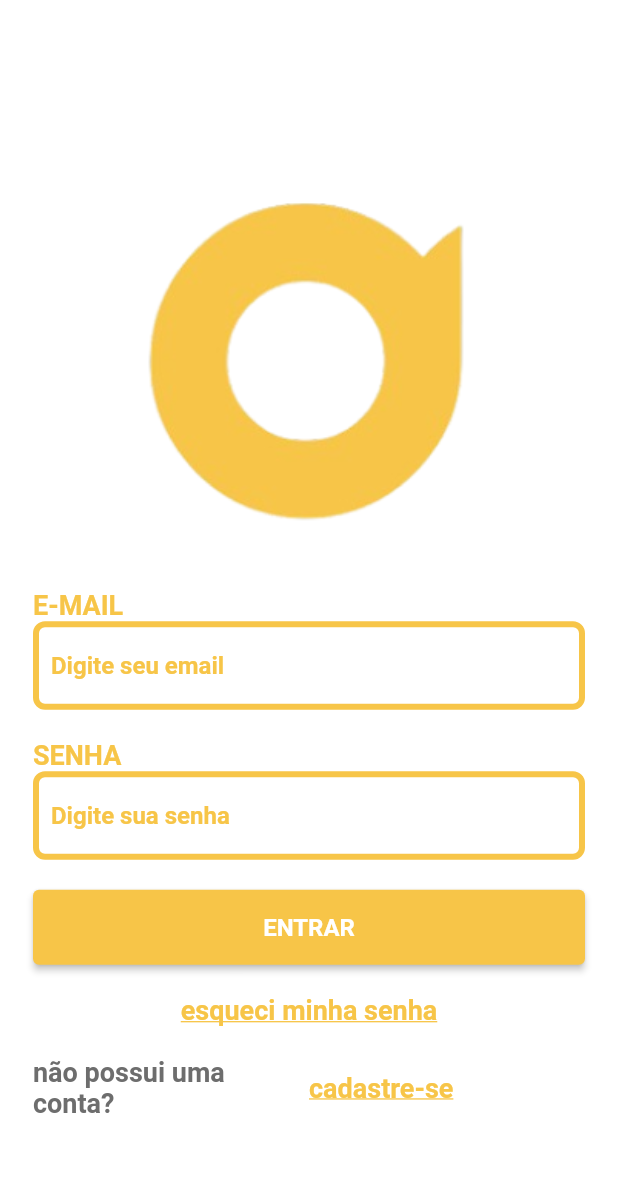
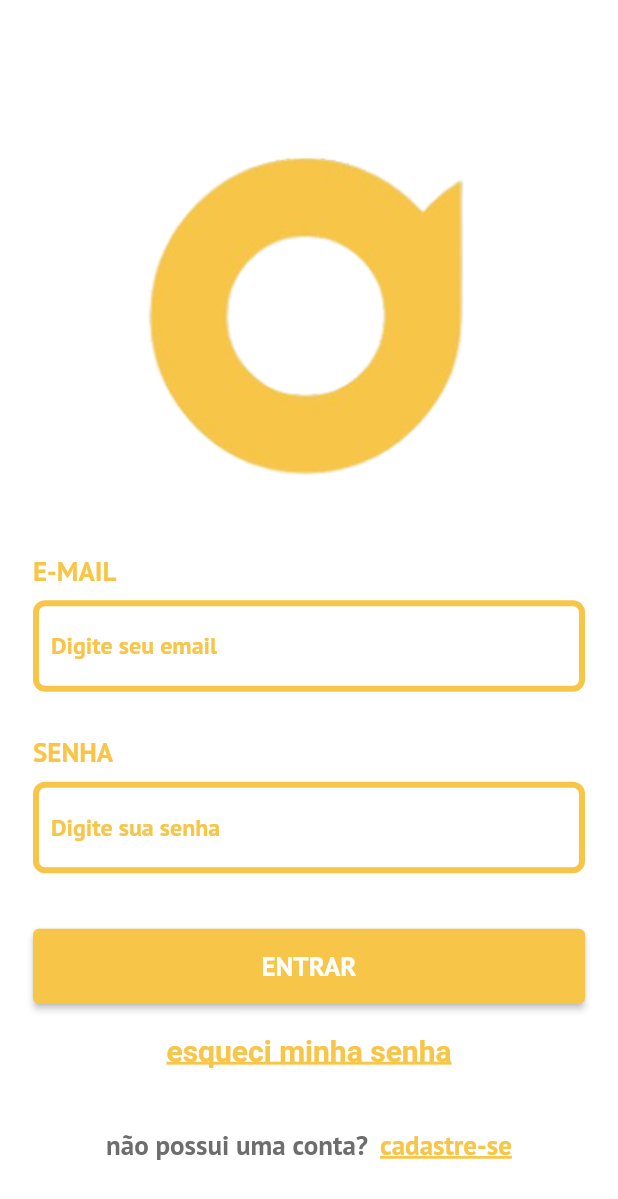
Before and after one commit to felipepoletti/de-role-projeto-final, a Flutter app: the screen it shows after launch, on a phone screen of 412 x 824 dp. Shown: the top 1199 px of the screen. Run offline on Flutter 3.47's test engine with Material 2 defaults, Android fonts, the phone set to English and light mode, and no system bars; our stand-ins replace google_fonts.

Commit message:
Tela de login do aplicativo- front end

```diff
--- a/frontend/lib/main.dart
+++ b/frontend/lib/main.dart
@@ -1,7 +1,7 @@
 import 'package:flutter/material.dart';
-
 import 'consts/global_colors.dart';
 import 'screens/home_screen.dart';
+import 'package:google_fonts/google_fonts.dart';
 
 void main() {
   runApp(const MyApp());
@@ -41,12 +41,10 @@ class MyApp extends StatelessWidget {
 
           // selectionHandleColor: Colors.blue,
         ),
+        primarySwatch: Colors.blue,
 
-        // textTheme: TextTheme()
-        // textTheme: Theme.of(context).textTheme.apply(
-        //       bodyColor: Colors.black,
-        //       displayColor: Colors.black,
-        //     ),
+        textTheme: GoogleFonts.ptSansTextTheme(),
+
         cardColor: lightCardColor,
         brightness: Brightness.light,
         colorScheme: ThemeData().colorScheme.copyWith(
--- a/frontend/lib/screens/home_screen.dart
+++ b/frontend/lib/screens/home_screen.dart
@@ -35,7 +35,7 @@ class _HomeScreenState extends State<HomeScreen> {
               padding: const EdgeInsets.all(22.0),
               child:Column(children: [
                 const SizedBox(
-                  height: 90,
+                  height: 60,
                 ),
                 Flexible(
                   child: Container(
@@ -47,7 +47,7 @@ class _HomeScreenState extends State<HomeScreen> {
                   ),
                 ),
                 const SizedBox(
-                  height: 34,
+                  height: 40,
                 ),
                 Container(
                   width: double.infinity,
@@ -61,7 +61,12 @@ class _HomeScreenState extends State<HomeScreen> {
                     textAlign: TextAlign.left,
                   ),
                 ),
-                TextField(
+                const SizedBox(
+                  height: 8,
+                ),
+                SizedBox(
+                  height: 80,
+                  child: TextField(
                       keyboardType: TextInputType.text,
                       decoration: InputDecoration(
                         enabledBorder: OutlineInputBorder(
@@ -76,12 +81,13 @@ class _HomeScreenState extends State<HomeScreen> {
                         hintStyle: const TextStyle(fontSize: 16.00, fontWeight: FontWeight.bold,color: Color(0xffF7C548)),
                       )
                   ),
+                ),
                 const SizedBox(
-                  height: 20,
+                  height: 10,
                 ),
-                Container(
+                const SizedBox(
                   width: double.infinity,
-                  child: const Text(
+                  child:  Text(
                     "SENHA",
                     style: TextStyle(
                         color: Color(0xffF7C548),
@@ -91,7 +97,12 @@ class _HomeScreenState extends State<HomeScreen> {
                     textAlign: TextAlign.left,
                     ),
                 ),
-                TextField(
+                const SizedBox(
+                  height: 8,
+                ),
+                SizedBox(
+                  height: 80,
+                  child: TextField(
                       keyboardType: TextInputType.text,
                       obscureText: true,
                       enableSuggestions: false,
@@ -109,11 +120,14 @@ class _HomeScreenState extends State<HomeScreen> {
                         hintStyle: const TextStyle(fontSize: 16.00, fontWeight: FontWeight.bold,color: Color(0xffF7C548)),
                       )
                   ),
+                ),
+
+
                 Padding(
-                  padding: const EdgeInsets.only(top: 20),
+                  padding: const EdgeInsets.only(top: 18),
                   child: SizedBox(
                     width: double.infinity,
-                    height: 50.00,
+                    height: 50,
                     child:  ElevatedButton(
                       onPressed: () { },
                       style: ElevatedButton.styleFrom(
@@ -122,7 +136,7 @@ class _HomeScreenState extends State<HomeScreen> {
                       child: const Text(
                         "ENTRAR",
                         style: TextStyle(
-                          fontSize: 16,
+                          fontSize: 18,
                           fontWeight: FontWeight.bold,
                         ),
                       ),
@@ -137,7 +151,8 @@ class _HomeScreenState extends State<HomeScreen> {
                           style: TextStyle(
                             decoration: TextDecoration.underline,
                             decorationColor: Color(0xffF7C548),
-                            fontSize: 18,
+                            decorationThickness: 2,
+                            fontSize: 20,
                             fontWeight: FontWeight.bold,
                             color: Color(0xffF7C548),
                           )
@@ -145,10 +160,12 @@ class _HomeScreenState extends State<HomeScreen> {
                   ),
                 ),
                 Padding(
-                  padding: const EdgeInsets.only(top: 20),
+                  padding: const EdgeInsets.only(top: 40),
                   child: Row(
+                      mainAxisAlignment: MainAxisAlignment.center,
                       children: const [
                         Flexible(
+                          flex: 3,
                             child: Text(
                               "não possui uma conta?",
                               style: TextStyle(
@@ -158,16 +175,22 @@ class _HomeScreenState extends State<HomeScreen> {
                               ),
                             )
                         ),
+
                         Flexible(
+                          flex: 2,
+                          child: Padding(
+                            padding: EdgeInsets.only(left: 8),
                             child: Text(
                                 "cadastre-se",
                                 style: TextStyle(
                                   fontWeight: FontWeight.bold,
                                   decoration: TextDecoration.underline,
+                                  decorationThickness: 2,
                                   decorationColor: Color(0xffF7C548),
                                   fontSize: 18,
                                   color: Color(0xffF7C548),
                                 )
+                            ),
                           ),
                         ),
                       ]
--- a/frontend/pubspec.yaml
+++ b/frontend/pubspec.yaml
@@ -35,8 +35,7 @@ dependencies:
   # Use with the CupertinoIcons class for iOS style icons.
   cupertino_icons: ^1.0.2
   flutter_iconly: ^1.0.2
-  card_swiper: ^2.0.4
-  fancy_shimmer_image: ^2.0.2
+  google_fonts: ^2.1.1
 
 
 dev_dependencies:
```
Also changed, not shown: frontend/pubspec.lock. Lines whose indentation alone changed are shown as unchanged.
